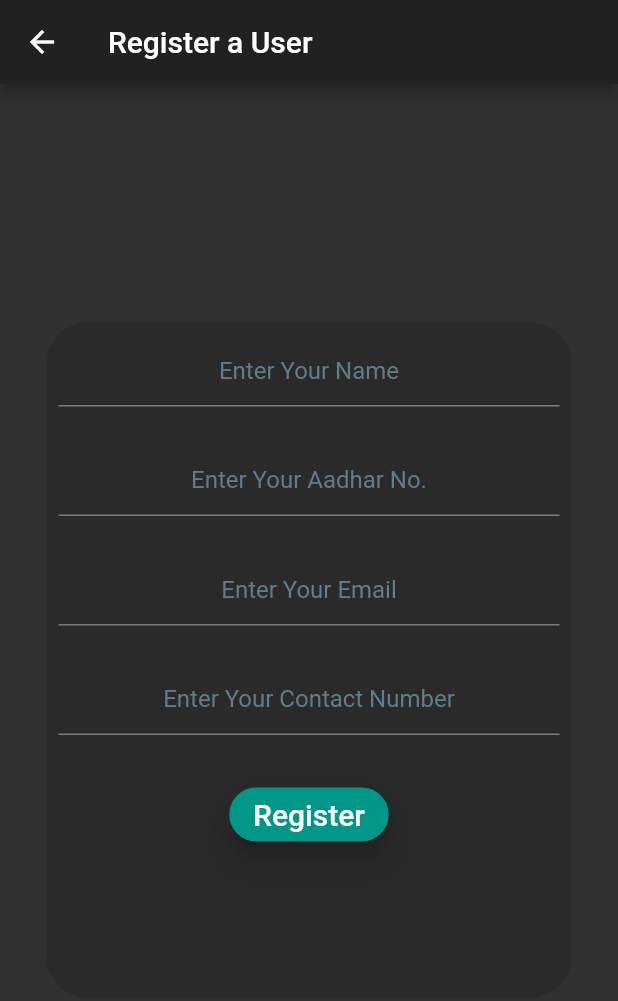
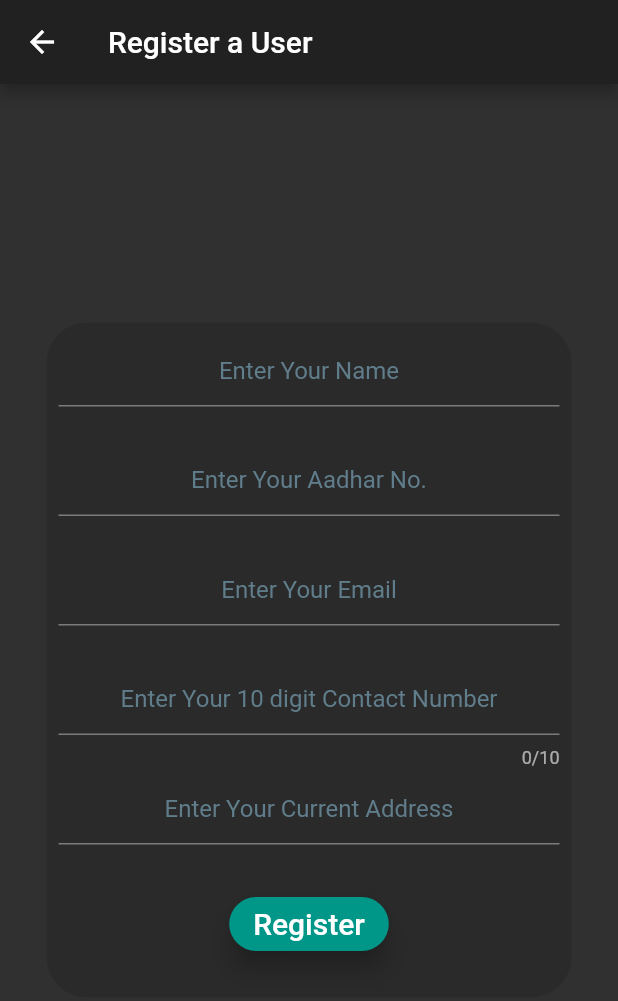
Before and after one commit to abhirup-deb/Policy_Selector, a Flutter app: the User_Signup screen opened by its route, on a phone screen of 412 x 824 dp. Shown: the top 1001 px of the screen. Run offline on Flutter 3.47's test engine with Material 2 defaults, Android fonts, the light colour scheme and no system bars; missing offline and left inert: flutter_otp.

Commit message:
User Signup Modified 2.0

```diff
--- a/lib/screens/User_Signup.dart
+++ b/lib/screens/User_Signup.dart
@@ -17,13 +17,13 @@ class _User_SignupState extends State<User_Signup>{
           height: 450.0,
           width: 350.0,
           decoration: BoxDecoration(borderRadius: BorderRadius.circular(27.0),color: Colors.black12),
-          child: Center(
           child: ListView(
             children: <Widget>[
                 Container(height: 70.0,width:240.0,
                     child: TextField(style: TextStyle(color: Colors.white70),textAlign: TextAlign.center,decoration: InputDecoration(
                         hintText: 'Enter Your Name',hintStyle: TextStyle(color: Colors.blueGrey)
                     ),)),
+
               SizedBox(
                 height: 3.0,
               ),
@@ -42,12 +42,20 @@ class _User_SignupState extends State<User_Signup>{
                 height: 3.0,
               ),
               Container(height: 70.0,width:240.0,
-                    child: TextField(style: TextStyle(color: Colors.white70),textAlign: TextAlign.center,keyboardType: TextInputType.number,decoration: InputDecoration(
-                        hintText: 'Enter Your Contact Number',hintStyle: TextStyle(color: Colors.blueGrey,)
+                  child: TextField(style: TextStyle(color: Colors.white70),maxLength:10,textAlign: TextAlign.center,keyboardType: TextInputType.number,decoration: InputDecoration(
+                      hintText: 'Enter Your 10 digit Contact Number',hintStyle: TextStyle(color: Colors.blueGrey,)
                   ),)),
               SizedBox(
                 height: 3.0,
               ),
+              Container(height: 70.0,width:240.0,
+                  child: TextField(style: TextStyle(color: Colors.white70),textAlign: TextAlign.center,decoration: InputDecoration(
+                      hintText: 'Enter Your Current Address',hintStyle: TextStyle(color: Colors.blueGrey)
+                  ),)),
+              SizedBox(
+                height: 3.0,
+              ),
+
               SizedBox(height: 4.0,),
               Center(
                 child: RaisedButton(onPressed: (){
@@ -59,7 +67,6 @@ class _User_SignupState extends State<User_Signup>{
           ),
         ),
     ),
-    ),
     );
   }
 }
```
Lines whose indentation alone changed are shown as unchanged.
